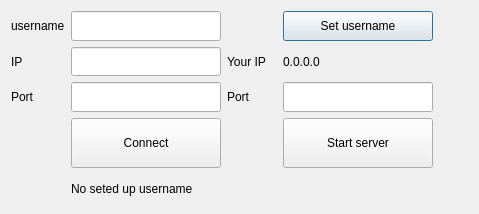
This is setting.ui in qernt/ChatUI as Qt 5 draws it before an edit. The edited form follows.
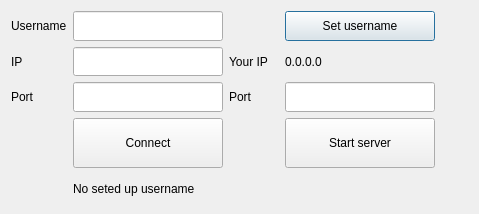
This is the edited form.

Commit message: Styles for MainWindow UI

```diff
--- a/setting.ui
+++ b/setting.ui
@@ -80,7 +80,7 @@
    <item row="0" column="0">
     <widget class="QLabel" name="label">
      <property name="text">
-      <string>username</string>
+      <string>Username</string>
      </property>
     </widget>
    </item>
```
The commit also changes 7 other files.
